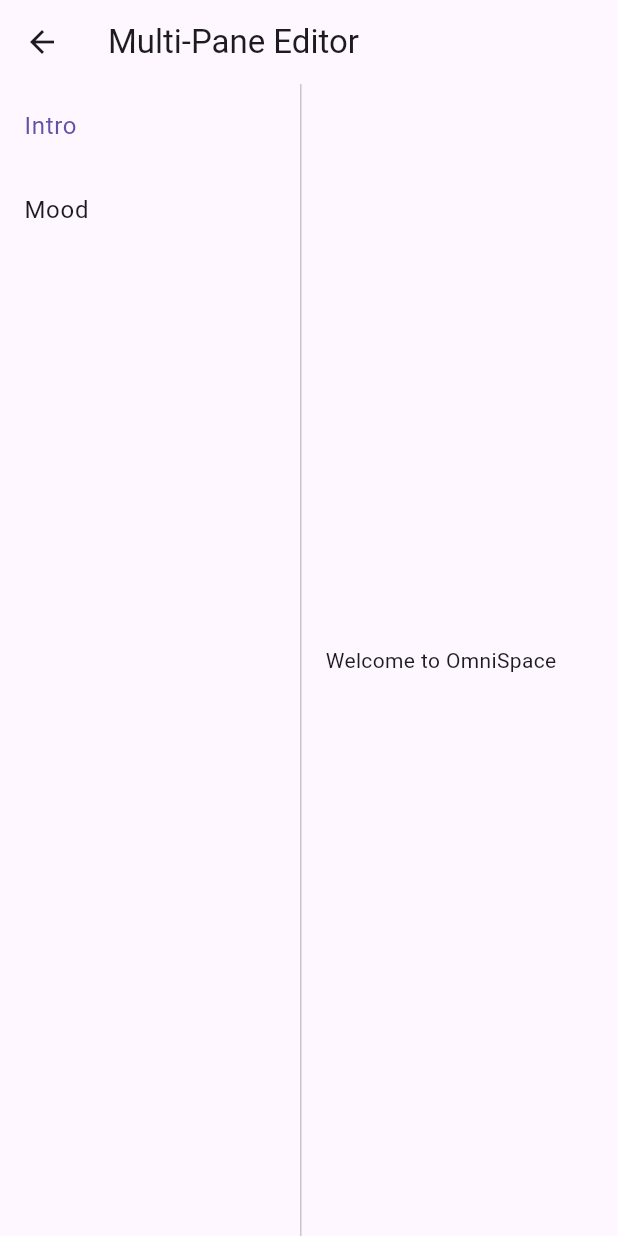
After one commit to aurcsin/OmniSpace, a Flutter app: the MultiPaneEditorPage screen opened by its route, on a phone screen of 412 x 824 dp. The commit adds this screen. Run offline on Flutter 3.47's test engine with Material 3 defaults, Android fonts, the phone set to English and light mode, and no system bars; our stand-ins replace flutter_local_notifications, flutter_secure_storage, hive, hive_flutter, permission_handler, timezone; accounts and stored records are empty.

Commit message:
Expanding functionality

```diff
--- a/lib/main.dart
+++ b/lib/main.dart
@@ -30,6 +30,8 @@
 import 'package:omnispace/pages/media_page.dart';
 import 'package:omnispace/pages/calendar_overview_page.dart';
 import 'package:omnispace/pages/day_reflection_page.dart';
+import 'package:omnispace/pages/multi_pane_editor_page.dart';
+import 'themes/theme_loader.dart';
 
 Future<void> main() async {
   WidgetsFlutterBinding.ensureInitialized();
@@ -88,7 +90,7 @@
   Widget build(BuildContext context) {
     return MaterialApp(
       title: 'OmniSpace',
-      theme: ThemeData(primarySwatch: Colors.deepPurple),
+      theme: ThemeLoader.load('light'),
       initialRoute: '/journal',
       routes: {
         '/journal': (_) => const JournalPage(),
@@ -96,6 +98,7 @@
         '/media': (_) => const MediaPage(),
         '/calendar': (_) => const CalendarOverviewPage(),
         '/reflections': (_) => const DayReflectionPage(),
+        '/editor': (_) => const MultiPaneEditorPage(),
       },
     );
   }
--- /dev/null
+++ b/lib/models/block.dart
@@ -0,0 +1,41 @@
+// File: lib/models/block.dart
+
+/// Represents a reusable content block within an entry.
+class Block {
+  /// Unique id for this block.
+  final String id;
+
+  /// Type of block e.g. text, image, audio, checklist.
+  final String type;
+
+  /// Raw data payload for the block. Can be markdown or path to media.
+  final String data;
+
+  /// Child blocks for nested structures.
+  final List<Block> children;
+
+  Block({
+    required this.id,
+    required this.type,
+    required this.data,
+    this.children = const [],
+  });
+
+  /// Convert a Block from JSON.
+  factory Block.fromJson(Map<String, dynamic> json) => Block(
+        id: json['id'] as String,
+        type: json['type'] as String,
+        data: json['data'] as String? ?? '',
+        children: (json['children'] as List<dynamic>? ?? [])
+            .map((e) => Block.fromJson(e as Map<String, dynamic>))
+            .toList(),
+      );
+
+  /// Convert Block to JSON.
+  Map<String, dynamic> toJson() => {
+        'id': id,
+        'type': type,
+        'data': data,
+        'children': children.map((c) => c.toJson()).toList(),
+      };
+}
--- /dev/null
+++ b/lib/pages/multi_pane_editor_page.dart
@@ -0,0 +1,23 @@
+// File: lib/pages/multi_pane_editor_page.dart
+
+import 'package:flutter/material.dart';
+import '../models/block.dart';
+import '../widgets/multi_pane_editor.dart';
+
+/// Page demonstrating the [MultiPaneEditor].
+class MultiPaneEditorPage extends StatelessWidget {
+  const MultiPaneEditorPage({super.key});
+
+  @override
+  Widget build(BuildContext context) {
+    final sampleBlocks = [
+      Block(id: 'Intro', type: 'text', data: 'Welcome to OmniSpace'),
+      Block(id: 'Mood', type: 'text', data: 'Feeling great!'),
+    ];
+
+    return Scaffold(
+      appBar: AppBar(title: const Text('Multi-Pane Editor')),
+      body: MultiPaneEditor(blocks: sampleBlocks),
+    );
+  }
+}
--- /dev/null
+++ b/lib/widgets/block_renderer.dart
@@ -0,0 +1,29 @@
+// File: lib/widgets/block_renderer.dart
+
+import 'package:flutter/material.dart';
+import '../models/block.dart';
+
+/// Renders a [Block] based on its type.
+class BlockRenderer extends StatelessWidget {
+  final Block block;
+
+  const BlockRenderer({super.key, required this.block});
+
+  @override
+  Widget build(BuildContext context) {
+    switch (block.type) {
+      case 'text':
+        return Text(block.data);
+      case 'image':
+        return Image.network(block.data, fit: BoxFit.cover);
+      case 'checklist':
+        return CheckboxListTile(
+          value: block.data == 'true',
+          onChanged: (_) {},
+          title: Text(block.id),
+        );
+      default:
+        return Text('Unsupported block: ${block.type}');
+    }
+  }
+}
--- /dev/null
+++ b/lib/widgets/multi_pane_editor.dart
@@ -0,0 +1,46 @@
+// File: lib/widgets/multi_pane_editor.dart
+
+import 'package:flutter/material.dart';
+import '../models/block.dart';
+import 'block_renderer.dart';
+
+/// A simple multi-pane editor that shows a list of blocks on the left
+/// and the rendered content on the right.
+class MultiPaneEditor extends StatefulWidget {
+  final List<Block> blocks;
+
+  const MultiPaneEditor({super.key, required this.blocks});
+
+  @override
+  State<MultiPaneEditor> createState() => _MultiPaneEditorState();
+}
+
+class _MultiPaneEditorState extends State<MultiPaneEditor> {
+  int _selected = 0;
+
+  @override
+  Widget build(BuildContext context) {
+    return Row(
+      children: [
+        SizedBox(
+          width: 200,
+          child: ListView.builder(
+            itemCount: widget.blocks.length,
+            itemBuilder: (context, i) => ListTile(
+              title: Text(widget.blocks[i].id),
+              selected: i == _selected,
+              onTap: () => setState(() => _selected = i),
+            ),
+          ),
+        ),
+        const VerticalDivider(width: 1),
+        Expanded(
+          child: Padding(
+            padding: const EdgeInsets.all(16),
+            child: BlockRenderer(block: widget.blocks[_selected]),
+          ),
+        ),
+      ],
+    );
+  }
+}
--- a/pubspec.yaml
+++ b/pubspec.yaml
@@ -28,6 +28,7 @@
   record: ^6.0.0
   audioplayers: ^6.4.0
   audio_waveforms: ^1.3.0
+  flutter_secure_storage: ^9.0.0
 
   # Notifications & timezones
   flutter_local_notifications: ^12.0.4
```
Also changed, not shown: dependency_map.yaml (+25 -0 lines), lib/models/deck.dart (added, +31 -0 lines), lib/models/graph.dart (added, +64 -0 lines), lib/plugins/plugin.dart (added, +16 -0 lines), lib/plugins/plugin_manager.dart (added, +19 -0 lines), lib/services/cloud_sync_service.dart (added, +25 -0 lines), lib/services/secure_storage_service.dart (added, +16 -0 lines), lib/services/service_reorder_test.dart (added, +39 -0 lines), lib/themes/theme_loader.dart (added, +18 -0 lines), lib/widgets/graph_canvas.dart (added, +63 -0 lines), lib/widgets/main_menu_drawer.dart (+7 -0 lines), lib/widgets/mood_chart.dart (added, +59 -0 lines), pubspec.lock, 6 other files.
